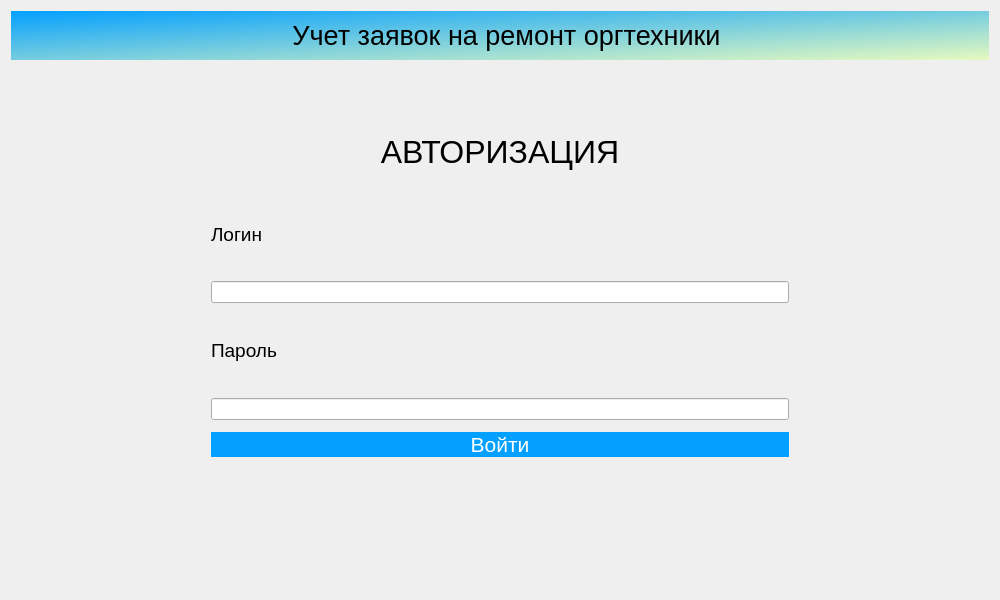
Old version of the form welcomescreen.ui in the repository Julia-Zhirnova/StepicDemo.
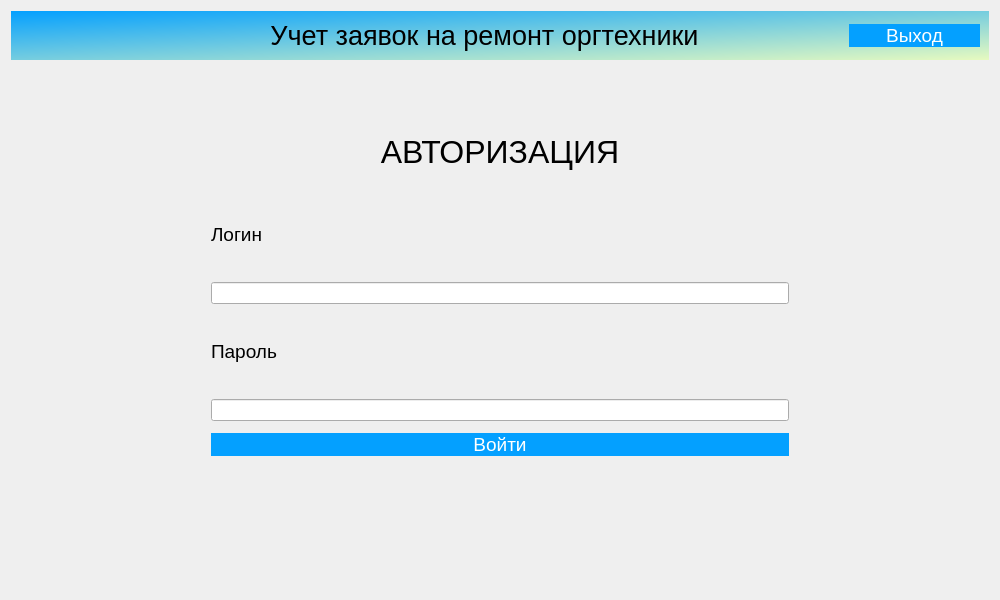
New version of the form. Icons and pictures are not drawn.

Commit message: добавили авторизацию

```diff
--- a/welcomescreen.ui
+++ b/welcomescreen.ui
@@ -32,9 +32,10 @@
 background-color: rgb(4, 160, 255);
 color: rgb(255, 255, 255);
 border: 0px;
+font: 14pt
 }
 QWidget
-{font: &quot;Comic Sans MS&quot;;
+{font:  &quot;Comic Sans MS&quot;;
 }
 </string>
   </property>
@@ -50,16 +51,11 @@
 
 </string>
      </property>
-     <layout class="QVBoxLayout" name="verticalLayout_2">
+     <layout class="QHBoxLayout" name="horizontalLayout">
+      <property name="spacing">
+       <number>150</number>
+      </property>
       <item>
-       <layout class="QFormLayout" name="formLayout">
-        <property name="labelAlignment">
-         <set>Qt::AlignCenter</set>
-        </property>
-        <property name="formAlignment">
-         <set>Qt::AlignLeading|Qt::AlignLeft|Qt::AlignVCenter</set>
-        </property>
-        <item row="0" column="0">
          <widget class="QLabel" name="label">
           <property name="maximumSize">
            <size>
@@ -81,7 +77,7 @@
           </property>
          </widget>
         </item>
-        <item row="0" column="1">
+      <item>
          <widget class="QLabel" name="label_2">
           <property name="font">
            <font>
@@ -98,7 +94,19 @@
           </property>
          </widget>
         </item>
-       </layout>
+      <item>
+       <widget class="QPushButton" name="AvtorButton">
+        <property name="font">
+         <font>
+          <pointsize>14</pointsize>
+          <italic>false</italic>
+          <bold>false</bold>
+         </font>
+        </property>
+        <property name="text">
+         <string>Выход</string>
+        </property>
+       </widget>
       </item>
      </layout>
     </widget>
@@ -209,7 +217,7 @@
           <widget class="QPushButton" name="SignInButton">
            <property name="font">
             <font>
-             <pointsize>16</pointsize>
+             <pointsize>14</pointsize>
              <italic>false</italic>
              <bold>false</bold>
             </font>
```
Lines whose indentation alone changed are shown as unchanged. The commit also changes 2 other files.
